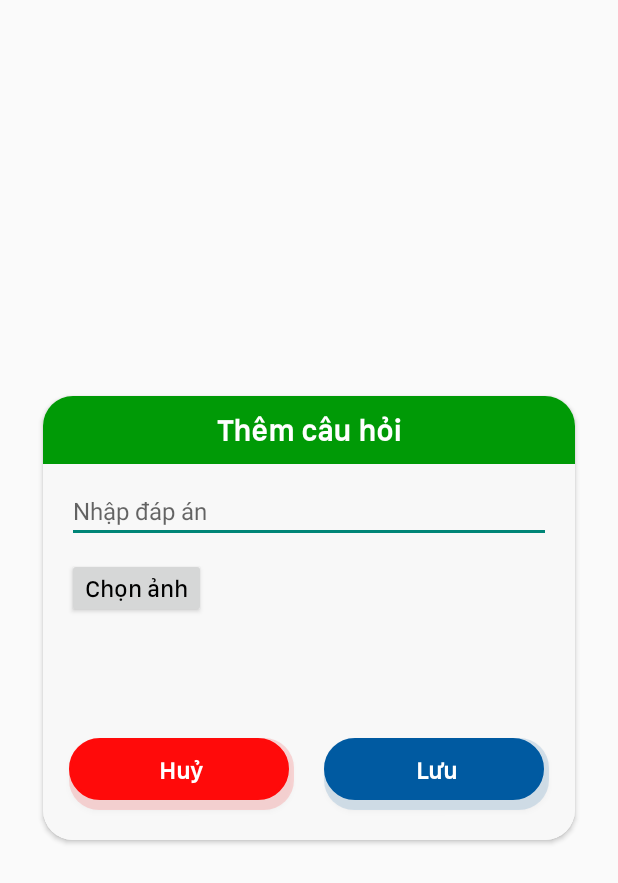
After one commit to derekz7/DuoiHinhBatChuapp, an Android app: the layout dialog_addcauhoi.xml on its own in the app's theme, with its tools: preview values and no code run, on a phone screen of 412 x 824 dp. The commit adds this screen. Shown: the top 883 px of the screen. Run offline under Robolectric (Android 15) with nearby library versions, the phone set to English and light mode, and no system bars.

Commit message:
update add cauHoi

```diff
--- a/app/src/main/java/com/example/duoihinhbatchu/Module/CauHoi.java
+++ b/app/src/main/java/com/example/duoihinhbatchu/Module/CauHoi.java
@@ -6,6 +6,11 @@ public class CauHoi {
     private String dapan;
 
     public CauHoi() {
+    }
+
+    public CauHoi(String imgUrl, String dapan) {
+        this.imgUrl = imgUrl;
+        this.dapan = dapan;
     }
 
     public CauHoi(int id, String imgUrl, String dapan) {
--- /dev/null
+++ b/app/src/main/res/layout/dialog_addcauhoi.xml
@@ -0,0 +1,126 @@
+<?xml version="1.0" encoding="utf-8"?>
+<LinearLayout xmlns:android="http://schemas.android.com/apk/res/android"
+    xmlns:app="http://schemas.android.com/apk/res-auto"
+    android:layout_width="match_parent"
+    android:layout_height="match_parent"
+    android:padding="15dp"
+    android:gravity="center"
+    android:orientation="vertical">
+
+    <androidx.cardview.widget.CardView
+        android:layout_width="wrap_content"
+        android:layout_height="wrap_content"
+        app:cardCornerRadius="20dp">
+
+        <LinearLayout
+            android:layout_width="wrap_content"
+            android:background="#F8F8F8"
+            android:layout_height="wrap_content"
+            android:orientation="vertical">
+
+            <TextView
+                android:id="@+id/imageView"
+                android:layout_width="match_parent"
+                android:layout_height="wrap_content"
+                android:background="#009A06"
+                android:fontFamily="@font/sanfancisco"
+                android:gravity="center"
+                android:padding="10dp"
+                android:scaleType="fitCenter"
+                android:text="Thêm câu hỏi"
+                android:textColor="@color/white"
+                android:textSize="20sp"
+                android:textStyle="bold"
+                app:layout_constraintEnd_toEndOf="parent"
+                app:layout_constraintHorizontal_bias="0.444"
+                app:layout_constraintStart_toStartOf="parent"
+                app:layout_constraintTop_toTopOf="parent" />
+
+            <EditText
+                android:id="@+id/editDapAn"
+                android:layout_width="match_parent"
+                android:layout_height="wrap_content"
+                android:layout_marginHorizontal="16dp"
+                android:layout_marginTop="10dp"
+                android:hint="Nhập đáp án"
+                android:inputType="textPersonName"
+                android:textColor="@color/black"
+                android:textSize="16sp" />
+
+
+
+            <LinearLayout
+                android:layout_width="match_parent"
+                android:layout_height="wrap_content"
+                android:layout_marginHorizontal="16dp"
+                android:layout_marginTop="10dp"
+                android:layout_marginBottom="10dp"
+                android:orientation="horizontal">
+
+                <Button
+                    android:id="@+id/btnChonAnh"
+                    android:layout_width="wrap_content"
+                    android:layout_height="40dp"
+                    android:fontFamily="@font/sanfancisco"
+                    android:text="Chọn ảnh"
+                    android:layout_marginEnd="30dp"
+                    android:textAllCaps="false"
+                    android:textColor="@color/black"
+                    android:textSize="16sp" />
+
+                <ImageView
+                    android:id="@+id/imgAnhCH"
+                    android:layout_width="200dp"
+                    android:layout_height="100dp"
+                    android:layout_gravity="center"/>
+
+            </LinearLayout>
+
+
+            <LinearLayout
+                android:id="@+id/layout_but"
+                android:layout_width="match_parent"
+                android:layout_height="wrap_content"
+                android:layout_marginBottom="10dp"
+                android:gravity="center">
+
+
+                <Button
+                    android:id="@+id/igbCancel"
+                    android:layout_width="150dp"
+                    android:layout_height="wrap_content"
+                    android:layout_marginHorizontal="10dp"
+                    android:layout_marginVertical="10dp"
+                    android:background="@drawable/shadow_btn"
+                    android:backgroundTint="#FF0A0A"
+                    android:fontFamily="@font/sanfancisco"
+                    android:gravity="center"
+                    android:text="Huỷ"
+                    android:textAllCaps="false"
+                    android:textColor="@color/white"
+                    android:textSize="16sp"
+                    android:textStyle="bold" />
+
+                <Button
+                    android:id="@+id/igbSave"
+                    android:layout_width="150dp"
+                    android:layout_height="wrap_content"
+                    android:layout_marginHorizontal="10dp"
+                    android:layout_marginVertical="10dp"
+                    android:background="@drawable/shadow_btn"
+                    android:backgroundTint="#005AA1"
+                    android:fontFamily="@font/sanfancisco"
+                    android:gravity="center"
+                    android:text="Lưu"
+                    android:textAllCaps="false"
+                    android:textColor="@color/white"
+                    android:textSize="16sp"
+                    android:textStyle="bold" />
+            </LinearLayout>
+
+        </LinearLayout>
+
+    </androidx.cardview.widget.CardView>
+
+
+</LinearLayout>
```
Also changed, not shown: app/src/main/java/com/example/duoihinhbatchu/Database/CauHoiDB.java (+55 -0 lines), app/src/main/java/com/example/duoihinhbatchu/QuanLyActivity.java (+9 -0 lines), app/src/main/java/com/example/duoihinhbatchu/QuanLyCauHoi.java (+96 -1 lines).
